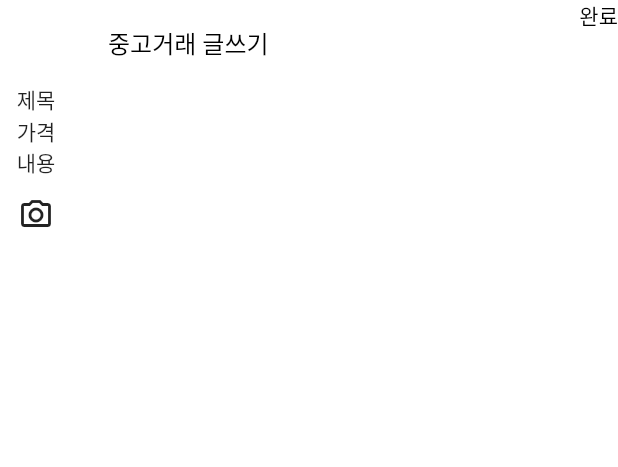
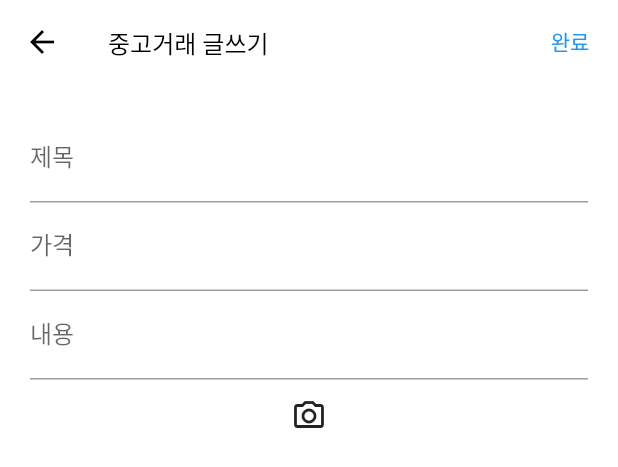
Before and after one commit to 282-the-traveler/carrot_market, a Flutter app: the UploadProduct widget shown alone on an empty page, opened directly, on a phone screen of 412 x 824 dp. Shown: the top 467 px of the screen. Run offline on Flutter 3.47's test engine with Material 2 defaults, Android fonts, the phone set to English and light mode, and no system bars; our stand-ins replace cloud_firestore, firebase_core; accounts and stored records are empty.

Commit message:
add upload product screen add getting data from firestore

```diff
--- a/lib/common/layouts/default_layout.dart
+++ b/lib/common/layouts/default_layout.dart
@@ -5,17 +5,19 @@ class DefaultLayout extends StatelessWidget {
   final Widget child;
   final bool isBack;
   final String? title;
-  final String? action;
+  final TextButton? actions;
   final Widget? bottomNavigationBar;
+  final FloatingActionButton? floatingActionButton;
 
   DefaultLayout({
     Key? key,
     this.backgroundColor,
     required this.child,
+    this.actions,
     this.isBack = false,
     this.title,
-    this.action,
     this.bottomNavigationBar,
+    this.floatingActionButton,
   }) : super(key: key);
 
   @override
@@ -25,6 +27,7 @@ class DefaultLayout extends StatelessWidget {
       appBar: renderAppBar(),
       body: child,
       bottomNavigationBar: bottomNavigationBar,
+      floatingActionButton: floatingActionButton,
     );
   }
 
@@ -37,7 +40,7 @@ class DefaultLayout extends StatelessWidget {
         backgroundColor: Colors.white,
         elevation: 0,
         centerTitle: false,
-        leading: isBack ?  BackButton() :  SizedBox.shrink(),
+        leading: isBack ? BackButton() : SizedBox.shrink(),
         title: Text(
           title!,
           style: const TextStyle(
@@ -45,11 +48,7 @@ class DefaultLayout extends StatelessWidget {
             fontWeight: FontWeight.w500,
           ),
         ),
-        actions: [
-          Text(
-            action!,
-          )
-        ],
+        actions: [actions!],
         foregroundColor: Colors.black,
       );
     }
--- a/lib/product/screens/upload_product.dart
+++ b/lib/product/screens/upload_product.dart
@@ -1,24 +1,85 @@
 import 'package:carrot_market/common/layouts/default_layout.dart';
+import 'package:cloud_firestore/cloud_firestore.dart';
 import 'package:flutter/material.dart';
+import 'package:flutter/services.dart';
 
-class UploadProduct extends StatelessWidget {
+class UploadProduct extends StatefulWidget {
   const UploadProduct({Key? key}) : super(key: key);
 
   @override
+  State<UploadProduct> createState() => _UploadProductState();
+}
+
+class _UploadProductState extends State<UploadProduct> {
+  TextEditingController titleController = TextEditingController();
+  TextEditingController priceController = TextEditingController();
+  TextEditingController descriptionController = TextEditingController();
+  String? title;
+  int? price;
+  String? description;
+
+  @override
+  void dispose() {
+    titleController.dispose();
+    priceController.dispose();
+    descriptionController.dispose();
+    super.dispose();
+  }
+
+  @override
   Widget build(BuildContext context) {
+    final firestore = FirebaseFirestore.instance;
     return DefaultLayout(
+      isBack: true,
       title: '중고거래 글쓰기',
-      action: '완료',
+      actions: TextButton(
+        onPressed: () {
+          setState(() {
+            title = titleController.text;
+            price = int.parse(priceController.text);
+            description = descriptionController.text;
+            firestore.collection('product').add({
+              'title': title,
+              'price': price,
+              'description': description,
+              'place': '발산동',
+              'favorite': '8',
+            });
+            titleController.clear();
+            priceController.clear();
+            descriptionController.clear();
+            Navigator.pop(context);
+          });
+        },
+        child: Text('완료'),
+      ),
+      child: Padding(
+        padding: const EdgeInsets.all(
+          20.0,
+        ),
         child: Column(
           children: [
-          const Text(
-            '제목',
+            TextField(
+              controller: titleController,
+              decoration: InputDecoration(
+                labelText: '제목',
               ),
-          const Text(
-            '가격',
             ),
-          const Text(
-            '내용',
+            TextField(
+              controller: priceController,
+              keyboardType: TextInputType.number,
+              inputFormatters: <TextInputFormatter>[
+                FilteringTextInputFormatter.digitsOnly
+              ], // Only num
+              decoration: InputDecoration(
+                labelText: '가격',
+              ),
+            ),
+            TextField(
+              controller: descriptionController,
+              decoration: InputDecoration(
+                labelText: '내용',
+              ),
             ),
             IconButton(
               onPressed: () {},
@@ -28,6 +89,7 @@ class UploadProduct extends StatelessWidget {
             )
           ],
         ),
+      ),
     );
   }
 }
--- a/pubspec.yaml
+++ b/pubspec.yaml
@@ -39,6 +39,8 @@ dependencies:
   firebase_core: ^2.3.0
   cloud_firestore: ^4.1.0
   image_picker: ^0.8.6
+  jiffy: ^5.0.0
+  intl: ^0.17.0
 
 dev_dependencies:
   flutter_test:
```
Also changed, not shown: lib/product/screens/product_screen.dart (+38 -20 lines), pubspec.lock. Lines whose indentation alone changed are shown as unchanged.
